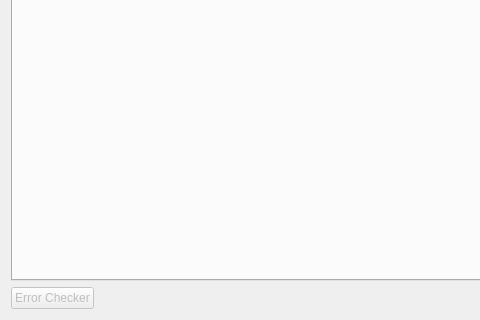
Old version of the form qtfred/ui/CampaignEditorDialog.ui in the repository scp-fs2open/fs2open.github.com; both pictures show x 0 to 480 and y 703 to 1023 of the 1068 by 1023 pixel window.
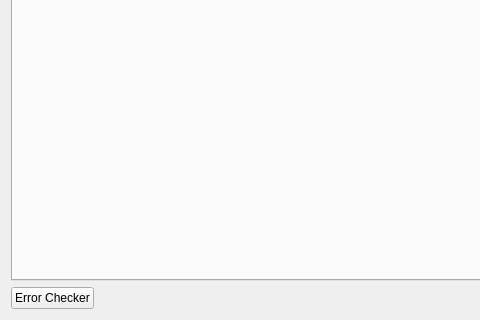
New version of the form. Custom widgets are drawn as their Qt base class.

Diff of the .ui file:
```diff
--- a/qtfred/ui/CampaignEditorDialog.ui
+++ b/qtfred/ui/CampaignEditorDialog.ui
@@ -516,9 +516,6 @@
     <layout class="QHBoxLayout" name="mainControls">
      <item>
       <widget class="QPushButton" name="btnErrorChecker">
-       <property name="enabled">
-        <bool>false</bool>
-       </property>
        <property name="text">
         <string>Error Checker</string>
        </property>
```
Left out of the diff: 3 changed lines with no effect on the pictures.
